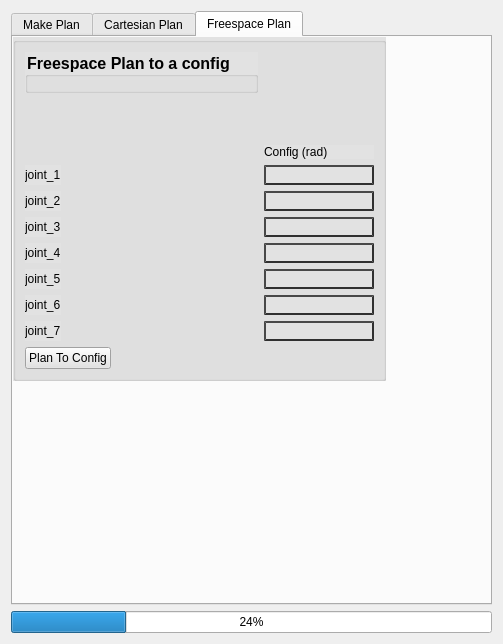
peanut-robotics/fermi, file moveit_cartesian_plan_plugin/src/widgets/path_planning_widget.ui: the form before one commit.
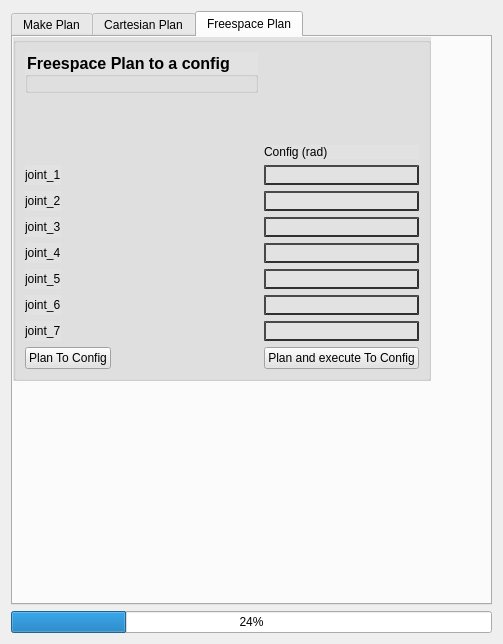
The form after the commit. The open tabs and pages were chosen to show the change.

Commit message: Add plan and planexecute button

What changed in the file:
```diff
--- a/moveit_cartesian_plan_plugin/src/widgets/path_planning_widget.ui
+++ b/moveit_cartesian_plan_plugin/src/widgets/path_planning_widget.ui
@@ -668,6 +668,13 @@
 										</property>
 									</widget>
 								</item>
+								<item row="14" column="1">
+									<widget class="QPushButton" name="btn_planexecute_config">
+										<property name="text">
+											<string>Plan and execute To Config</string>
+										</property>
+									</widget>
+								</item>
 							</layout>
 						</widget>
 					</widget>
```
The commit also changes 5 other files.
